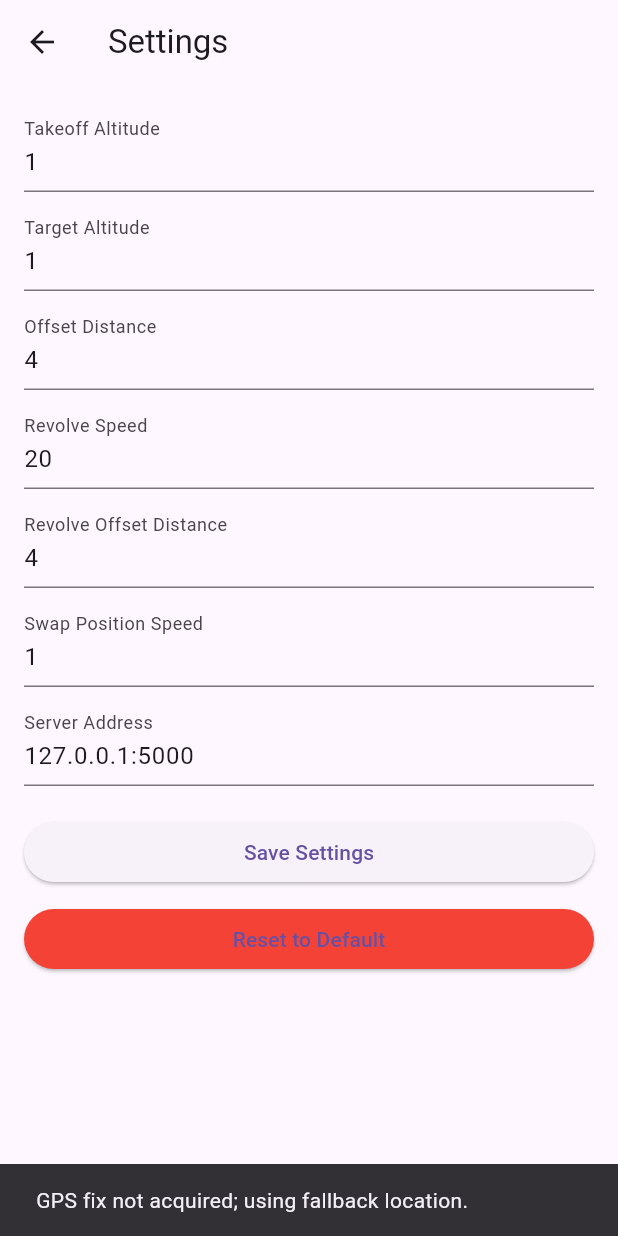
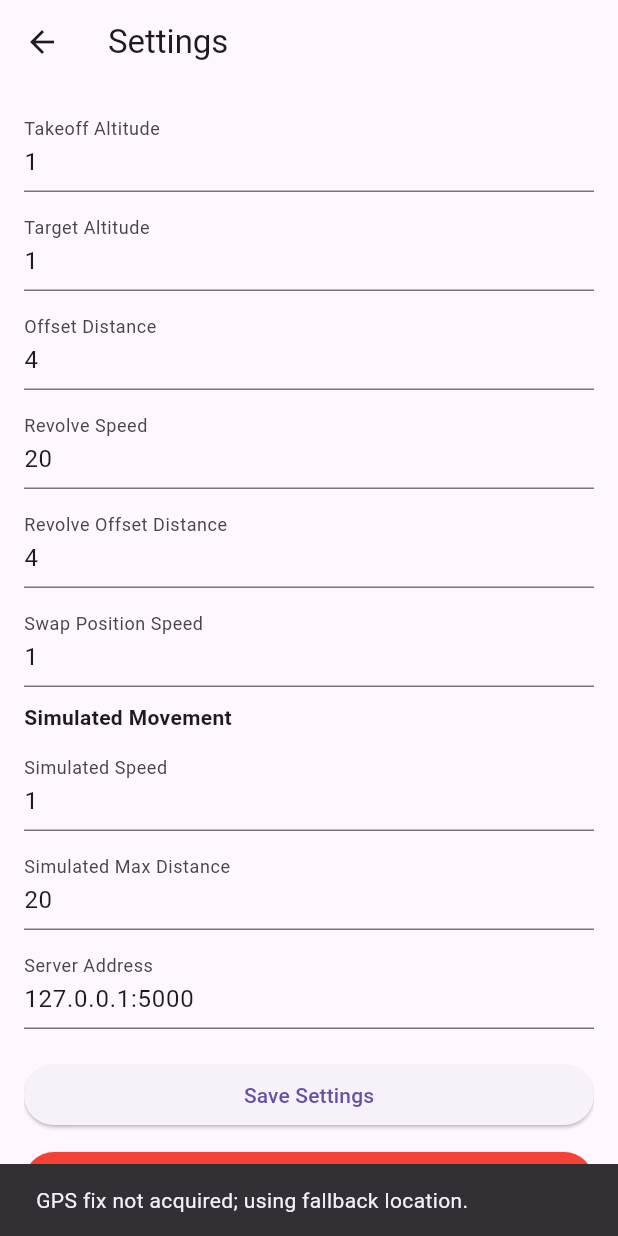
Before and after one commit to LavisCannon15/Drone-Swarm-App-and-Server, a Flutter app: the screen it shows after launch, in the side drawer, after a tap on the "menu" icon, on a phone screen of 412 x 824 dp. Run offline on Flutter 3.47's test engine with Material 3 defaults, Android fonts, the phone set to English and light mode, and no system bars; our stand-ins replace fl_chart, flutter_map, geolocator, google_maps_flutter, latlong2, shared_preferences; missing offline and left inert: flutter_background, flutter_map_tile_caching, google_maps_flutter_android, google_maps_flutter_platform_interface.

Commit message:
Add configurable simulated movement speed and range

```diff
--- a/lib/screens/settings_screen.dart
+++ b/lib/screens/settings_screen.dart
@@ -24,6 +24,8 @@ class _SettingsScreenState extends State<SettingsScreen> {
     "revolveSpeed": "20",
     "revolveOffsetDistance": "4",
     "swapPositionSpeed": "1",
+    "simSpeed": "1",
+    "simMaxDistance": "20",
     "serverAddress": "127.0.0.1:5000",
   };
 
@@ -34,6 +36,8 @@ class _SettingsScreenState extends State<SettingsScreen> {
   String revolveSpeed = "20";
   String revolveOffsetDistance = "4";
   String swapPositionSpeed = "1";
+  String simSpeed = "1";
+  String simMaxDistance = "20";
   String serverAddress = "127.0.0.1:5000";
 
   late final TextEditingController takeoffAltitudeController;
@@ -42,6 +46,8 @@ class _SettingsScreenState extends State<SettingsScreen> {
   late final TextEditingController revolveSpeedController;
   late final TextEditingController revolveOffsetDistanceController;
   late final TextEditingController swapPositionSpeedController;
+  late final TextEditingController simSpeedController;
+  late final TextEditingController simMaxDistanceController;
   late final TextEditingController serverAddressController;
 
   @override
@@ -53,6 +59,8 @@ class _SettingsScreenState extends State<SettingsScreen> {
     revolveSpeedController = TextEditingController();
     revolveOffsetDistanceController = TextEditingController();
     swapPositionSpeedController = TextEditingController();
+    simSpeedController = TextEditingController();
+    simMaxDistanceController = TextEditingController();
     serverAddressController = TextEditingController();
     _loadSettings(); // Load saved settings
   }
@@ -65,6 +73,8 @@ class _SettingsScreenState extends State<SettingsScreen> {
     revolveSpeedController.dispose();
     revolveOffsetDistanceController.dispose();
     swapPositionSpeedController.dispose();
+    simSpeedController.dispose();
+    simMaxDistanceController.dispose();
     serverAddressController.dispose();
     super.dispose();
   }
@@ -85,6 +95,10 @@ class _SettingsScreenState extends State<SettingsScreen> {
           prefs.getString('revolveOffsetDistance') ?? defaultSettings['revolveOffsetDistance']!;
       swapPositionSpeed =
           prefs.getString('swapPositionSpeed') ?? defaultSettings['swapPositionSpeed']!;
+      simSpeed =
+          prefs.getString('simSpeed') ?? defaultSettings['simSpeed']!;
+      simMaxDistance =
+          prefs.getString('simMaxDistance') ?? defaultSettings['simMaxDistance']!;
       serverAddress =
           prefs.getString('serverAddress') ?? defaultSettings['serverAddress']!;
 
@@ -94,16 +108,18 @@ class _SettingsScreenState extends State<SettingsScreen> {
       revolveSpeedController.text = revolveSpeed;
       revolveOffsetDistanceController.text = revolveOffsetDistance;
       swapPositionSpeedController.text = swapPositionSpeed;
+      simSpeedController.text = simSpeed;
+      simMaxDistanceController.text = simMaxDistance;
       serverAddressController.text = serverAddress;
     });
 
 
     if (kDebugMode) {
       print(
-          "📥 Loaded settings: takeoffAltitude=$takeoffAltitude, targetAltitude=$targetAltitude, offsetDistance=$offsetDistance, revolveSpeed=$revolveSpeed, revolveOffsetDistance=$revolveOffsetDistance, swapPositionSpeed=$swapPositionSpeed, serverAddress=$serverAddress");
+          "📥 Loaded settings: takeoffAltitude=$takeoffAltitude, targetAltitude=$targetAltitude, offsetDistance=$offsetDistance, revolveSpeed=$revolveSpeed, revolveOffsetDistance=$revolveOffsetDistance, swapPositionSpeed=$swapPositionSpeed, simSpeed=$simSpeed, simMaxDistance=$simMaxDistance, serverAddress=$serverAddress");
     }
     LogManager().addLog(
-        "📥 Loaded settings: takeoffAltitude=$takeoffAltitude, targetAltitude=$targetAltitude, offsetDistance=$offsetDistance, revolveSpeed=$revolveSpeed, revolveOffsetDistance=$revolveOffsetDistance, swapPositionSpeed=$swapPositionSpeed, serverAddress=$serverAddress");
+        "📥 Loaded settings: takeoffAltitude=$takeoffAltitude, targetAltitude=$targetAltitude, offsetDistance=$offsetDistance, revolveSpeed=$revolveSpeed, revolveOffsetDistance=$revolveOffsetDistance, swapPositionSpeed=$swapPositionSpeed, simSpeed=$simSpeed, simMaxDistance=$simMaxDistance, serverAddress=$serverAddress");
   }
 
   Future<void> _saveSettings() async {
@@ -114,6 +130,8 @@ class _SettingsScreenState extends State<SettingsScreen> {
     await prefs.setString('revolveSpeed', revolveSpeed);
     await prefs.setString('revolveOffsetDistance', revolveOffsetDistance);
     await prefs.setString('swapPositionSpeed', swapPositionSpeed);
+    await prefs.setString('simSpeed', simSpeed);
+    await prefs.setString('simMaxDistance', simMaxDistance);
     await prefs.setString('serverAddress', serverAddress);
 
     // Refresh caches so new values apply immediately
@@ -132,6 +150,8 @@ class _SettingsScreenState extends State<SettingsScreen> {
       revolveSpeed = defaultSettings['revolveSpeed']!;
       revolveOffsetDistance = defaultSettings['revolveOffsetDistance']!;
       swapPositionSpeed = defaultSettings['swapPositionSpeed']!;
+      simSpeed = defaultSettings['simSpeed']!;
+      simMaxDistance = defaultSettings['simMaxDistance']!;
       serverAddress = defaultSettings['serverAddress']!;
 
       takeoffAltitudeController.text = takeoffAltitude;
@@ -140,6 +160,8 @@ class _SettingsScreenState extends State<SettingsScreen> {
       revolveSpeedController.text = revolveSpeed;
       revolveOffsetDistanceController.text = revolveOffsetDistance;
       swapPositionSpeedController.text = swapPositionSpeed;
+      simSpeedController.text = simSpeed;
+      simMaxDistanceController.text = simMaxDistance;
       serverAddressController.text = serverAddress;
     });
 
@@ -279,6 +301,44 @@ class _SettingsScreenState extends State<SettingsScreen> {
               ],
             ),
             SizedBox(height: 10),
+            // Simulated Movement Settings
+            Text(
+              "Simulated Movement",
+              style: TextStyle(fontWeight: FontWeight.bold),
+            ),
+            SizedBox(height: 10),
+            // Simulated Speed
+            TextField(
+              decoration: InputDecoration(
+                labelText: "Simulated Speed",
+                hintText: "Meters per second",
+              ),
+              keyboardType: TextInputType.numberWithOptions(decimal: true),
+              onChanged: (value) => simSpeed = value,
+              controller: simSpeedController,
+              inputFormatters: [
+                FilteringTextInputFormatter.allow(
+                  RegExp(r'^[0-9]*\.?[0-9]*$'),
+                ),
+              ],
+            ),
+            SizedBox(height: 10),
+            // Simulated Max Distance
+            TextField(
+              decoration: InputDecoration(
+                labelText: "Simulated Max Distance",
+                hintText: "Meters",
+              ),
+              keyboardType: TextInputType.numberWithOptions(decimal: true),
+              onChanged: (value) => simMaxDistance = value,
+              controller: simMaxDistanceController,
+              inputFormatters: [
+                FilteringTextInputFormatter.allow(
+                  RegExp(r'^[0-9]*\.?[0-9]*$'),
+                ),
+              ],
+            ),
+            SizedBox(height: 10),
             // Server Address
             TextField(
               decoration: InputDecoration(
--- a/lib/screens/shared_home.dart
+++ b/lib/screens/shared_home.dart
@@ -13,6 +13,7 @@ import '../widgets/recenter_button.dart';
 import '../widgets/drone_info_bottom_sheet.dart';
 import '../widgets/xy_graph_widget.dart';
 import '../widgets/map_type_button.dart';
+import '../widgets/movement_toggle_button.dart';
 import 'settings_screen.dart';
 import 'drone_management_screen.dart';
 import 'console_screen.dart';
@@ -222,6 +223,15 @@ class _SharedHomeState extends State<SharedHome> {
               mobileMapKey: mobileMapKey,
             ),
           ),
+          if (kIsWeb ||
+              (defaultTargetPlatform != TargetPlatform.android &&
+                  defaultTargetPlatform != TargetPlatform.iOS))
+            Positioned(
+              bottom: 60,
+              right: 20,
+              child:
+                  MovementToggleButton(gpsService: simulatedGPSService),
+            ),
         ],
       ),
     );
--- a/lib/services/simulated_gps_service.dart
+++ b/lib/services/simulated_gps_service.dart
@@ -20,7 +20,7 @@ class SimulatedGPSService {
   double latitude = -35.3631723;
   double longitude = 149.1652375;
   double speed = 1.0;                  // meters per second
-  final double maxDistance = 20.0;
+  double maxDistance = 20.0;           // meters
 
   bool isStationary = false;
 
@@ -51,6 +51,9 @@ class SimulatedGPSService {
 
   Future<void> _loadPreferences() async {
     final prefs = await SharedPreferences.getInstance();
+    speed = double.tryParse(prefs.getString('simSpeed') ?? '') ?? 1.0;
+    maxDistance =
+        double.tryParse(prefs.getString('simMaxDistance') ?? '') ?? 20.0;
     _offsetDistance =
         double.tryParse(prefs.getString('offsetDistance') ?? '') ?? 4.0;
     _revolveSpeed =
```
Also changed, not shown: lib/widgets/movement_toggle_button.dart (added, +54 -0 lines).
